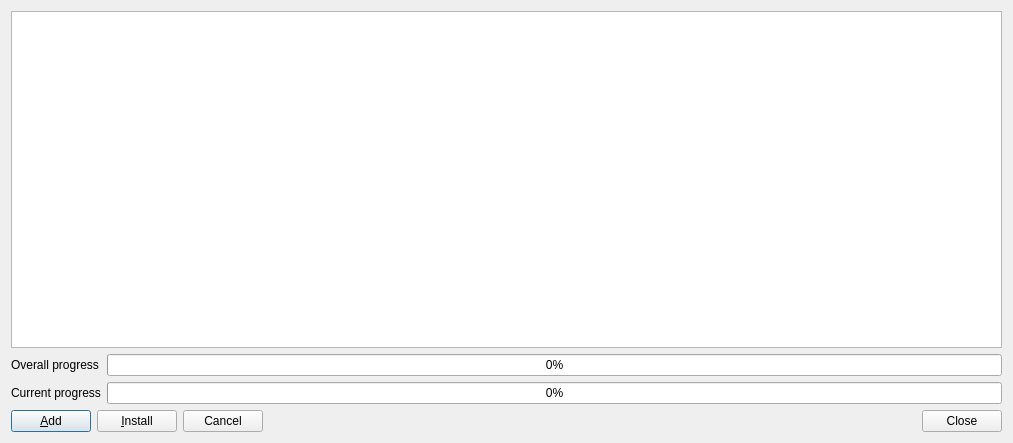
This is src/GameInstallDialog.ui in brainstream/OPL-PC-Tools as Qt 5 draws it before an edit. The edited form follows.
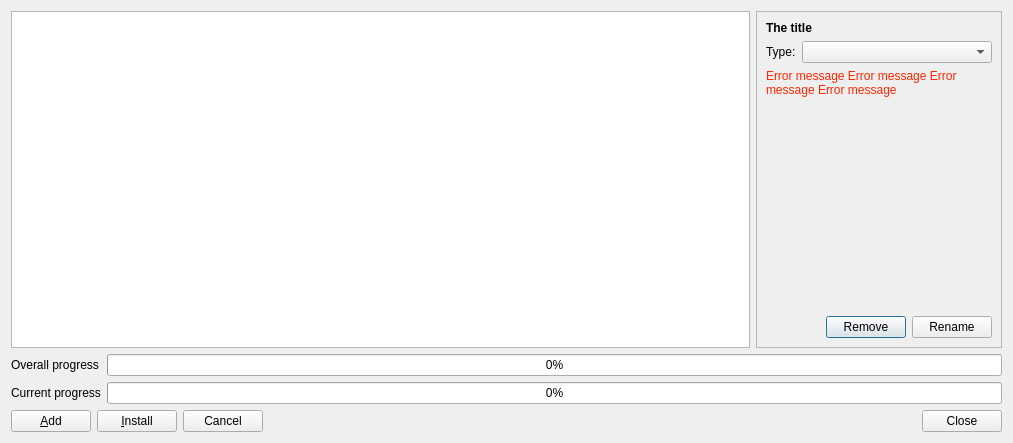
This is the edited form. Icons and pictures are not drawn.

Commit message: Game installation dialog improvements - Installation task details added - Game renaming - Cancellation fixed

Patch:
```diff
--- a/src/GameInstallDialog.ui
+++ b/src/GameInstallDialog.ui
@@ -18,14 +18,165 @@
   </property>
   <layout class="QVBoxLayout" name="verticalLayout">
    <item>
-    <widget class="QTableView" name="mp_table_tasks">
-     <property name="selectionMode">
-      <enum>QAbstractItemView::NoSelection</enum>
-     </property>
-     <attribute name="verticalHeaderVisible">
-      <bool>false</bool>
-     </attribute>
-    </widget>
+    <layout class="QHBoxLayout" name="horizontalLayout_2">
+     <item>
+      <widget class="QTableView" name="mp_table_tasks">
+       <property name="sizePolicy">
+        <sizepolicy hsizetype="Expanding" vsizetype="Expanding">
+         <horstretch>3</horstretch>
+         <verstretch>0</verstretch>
+        </sizepolicy>
+       </property>
+       <property name="selectionMode">
+        <enum>QAbstractItemView::SingleSelection</enum>
+       </property>
+       <property name="selectionBehavior">
+        <enum>QAbstractItemView::SelectRows</enum>
+       </property>
+       <attribute name="verticalHeaderVisible">
+        <bool>false</bool>
+       </attribute>
+      </widget>
+     </item>
+     <item>
+      <widget class="QFrame" name="frame">
+       <property name="sizePolicy">
+        <sizepolicy hsizetype="Expanding" vsizetype="Preferred">
+         <horstretch>1</horstretch>
+         <verstretch>0</verstretch>
+        </sizepolicy>
+       </property>
+       <property name="frameShape">
+        <enum>QFrame::StyledPanel</enum>
+       </property>
+       <layout class="QVBoxLayout" name="verticalLayout_2">
+        <item>
+         <widget class="QWidget" name="mp_widget_task_details" native="true">
+          <layout class="QGridLayout" name="gridLayout_2">
+           <property name="leftMargin">
+            <number>0</number>
+           </property>
+           <property name="topMargin">
+            <number>0</number>
+           </property>
+           <property name="rightMargin">
+            <number>0</number>
+           </property>
+           <property name="bottomMargin">
+            <number>0</number>
+           </property>
+           <item row="0" column="0" colspan="2">
+            <layout class="QVBoxLayout" name="verticalLayout_3">
+             <item>
+              <layout class="QFormLayout" name="formLayout_2">
+               <item row="1" column="0">
+                <widget class="QLabel" name="label_3">
+                 <property name="text">
+                  <string>Type:</string>
+                 </property>
+                </widget>
+               </item>
+               <item row="1" column="1">
+                <widget class="QComboBox" name="mp_combo_type"/>
+               </item>
+               <item row="0" column="0" colspan="2">
+                <widget class="QLabel" name="mp_label_title">
+                 <property name="font">
+                  <font>
+                   <weight>75</weight>
+                   <bold>true</bold>
+                  </font>
+                 </property>
+                 <property name="text">
+                  <string notr="true">The title</string>
+                 </property>
+                 <property name="wordWrap">
+                  <bool>true</bool>
+                 </property>
+                 <property name="textInteractionFlags">
+                  <set>Qt::TextSelectableByMouse</set>
+                 </property>
+                </widget>
+               </item>
+              </layout>
+             </item>
+             <item>
+              <widget class="QLabel" name="mp_label_error_message">
+               <property name="styleSheet">
+                <string notr="true">color: rgb(255, 38, 0);</string>
+               </property>
+               <property name="text">
+                <string notr="true">Error message Error message Error message Error message</string>
+               </property>
+               <property name="wordWrap">
+                <bool>true</bool>
+               </property>
+               <property name="textInteractionFlags">
+                <set>Qt::TextSelectableByMouse</set>
+               </property>
+              </widget>
+             </item>
+             <item>
+              <spacer name="verticalSpacer">
+               <property name="orientation">
+                <enum>Qt::Vertical</enum>
+               </property>
+               <property name="sizeHint" stdset="0">
+                <size>
+                 <width>20</width>
+                 <height>40</height>
+                </size>
+               </property>
+              </spacer>
+             </item>
+             <item>
+              <layout class="QHBoxLayout" name="horizontalLayout_3">
+               <item>
+                <spacer name="horizontalSpacer_2">
+                 <property name="orientation">
+                  <enum>Qt::Horizontal</enum>
+                 </property>
+                 <property name="sizeHint" stdset="0">
+                  <size>
+                   <width>40</width>
+                   <height>20</height>
+                  </size>
+                 </property>
+                </spacer>
+               </item>
+               <item>
+                <widget class="QPushButton" name="mp_btn_remove">
+                 <property name="text">
+                  <string>Remove</string>
+                 </property>
+                 <property name="icon">
+                  <iconset resource="Resources.qrc">
+                   <normaloff>:/icons/document-close</normaloff>:/icons/document-close</iconset>
+                 </property>
+                </widget>
+               </item>
+               <item>
+                <widget class="QPushButton" name="mp_btn_rename">
+                 <property name="text">
+                  <string>Rename</string>
+                 </property>
+                 <property name="icon">
+                  <iconset resource="Resources.qrc">
+                   <normaloff>:/icons/document-edit</normaloff>:/icons/document-edit</iconset>
+                 </property>
+                </widget>
+               </item>
+              </layout>
+             </item>
+            </layout>
+           </item>
+          </layout>
+         </widget>
+        </item>
+       </layout>
+      </widget>
+     </item>
+    </layout>
    </item>
    <item>
     <layout class="QFormLayout" name="formLayout">
```
Left out of the diff: 55 changed lines with no effect on the pictures. The commit also changes 2 other files.
